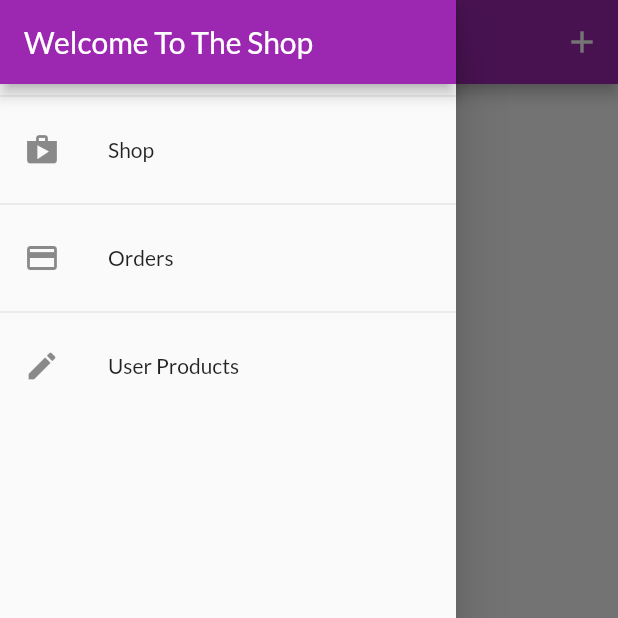
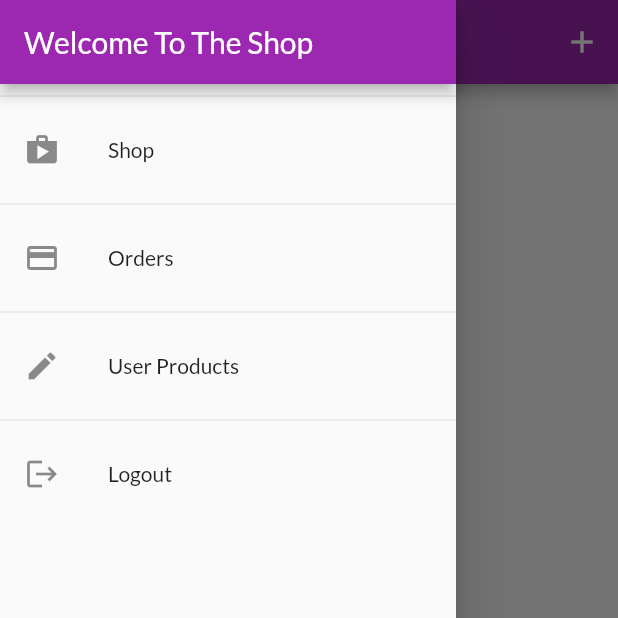
Before and after one commit to Muhammed-AbdelGhany/E-commerce, a Flutter app: the UserProductScreen screen opened by its route, with the side drawer open, on a phone screen of 412 x 824 dp, the top half of it. Run offline on Flutter 3.47's test engine with Material 2 defaults, Android fonts, the phone set to English and light mode, and no system bars; our stand-ins replace shared_preferences; accounts and stored records are empty; network calls fail.

Commit message:
added logout and autologin features

```diff
--- a/lib/providers/orders.dart
+++ b/lib/providers/orders.dart
@@ -20,15 +20,16 @@ class OrderItem {
 class Orders with ChangeNotifier {
   List<OrderItem> _orders = [];
   final token;
+  final userId;
 
-  Orders(this.token, this._orders);
+  Orders(this.token, this.userId, this._orders);
   List<OrderItem> get orders {
     return [..._orders];
   }
 
   Future<void> fetchData() async {
     final baseUrl =
-        'https://flutter-ecommerce-1-2d485-default-rtdb.firebaseio.com/orders.json?auth=$token';
+        'https://flutter-ecommerce-1-2d485-default-rtdb.firebaseio.com/orders/$userId.json?auth=$token';
     try {
       final response = await http.get(baseUrl);
       final loadedData = json.decode(response.body) as Map<String, dynamic>;
@@ -56,7 +57,7 @@ class Orders with ChangeNotifier {
 
   Future<void> addOrder(List<CartItem> cartProducts, double total) async {
     final baseUrl =
-        'https://flutter-ecommerce-1-2d485-default-rtdb.firebaseio.com/orders.json?auth=$token';
+        'https://flutter-ecommerce-1-2d485-default-rtdb.firebaseio.com/orders/$userId.json?auth=$token';
     final currentTime = DateTime.now();
     try {
       final response = await http.post(baseUrl,
--- a/lib/screens/user_products_screen.dart
+++ b/lib/screens/user_products_screen.dart
@@ -9,7 +9,7 @@ class UserProductScreen extends StatelessWidget {
   static const routeName = '/user-products-screen';
   @override
   Widget build(BuildContext context) {
-    final productData = Provider.of<Products>(context);
+    //  final productData = Provider.of<Products>(context);
     return Scaffold(
       appBar: AppBar(
         title: Text('Your Products'),
@@ -22,9 +22,18 @@ class UserProductScreen extends StatelessWidget {
         ],
       ),
       drawer: AppDrawer(),
-      body: RefreshIndicator(
-        onRefresh: () async => await productData.fetchData(),
-        child: Padding(
+      body: FutureBuilder(
+        future: Provider.of<Products>(context, listen: false).fetchData(true),
+        builder: (ctx, snap) => snap.connectionState == ConnectionState.waiting
+            ? Center(
+                child: CircularProgressIndicator(),
+              )
+            : RefreshIndicator(
+                onRefresh: () async =>
+                    await Provider.of<Products>(context, listen: false)
+                        .fetchData(true),
+                child: Consumer<Products>(
+                  builder: (ctx, productData, _) => Padding(
                     padding: const EdgeInsets.all(8.0),
                     child: ListView.builder(
                         itemCount: productData.items.length,
@@ -40,6 +49,8 @@ class UserProductScreen extends StatelessWidget {
                             )),
                   ),
                 ),
+              ),
+      ),
     );
   }
 }
--- a/lib/widgets/app_drawer.dart
+++ b/lib/widgets/app_drawer.dart
@@ -1,6 +1,8 @@
+import 'package:e_commerce/providers/auth.dart';
 import 'package:e_commerce/screens/orders_screen.dart';
 import 'package:e_commerce/screens/user_products_screen.dart';
 import 'package:flutter/material.dart';
+import 'package:provider/provider.dart';
 
 class AppDrawer extends StatelessWidget {
   @override
@@ -37,6 +39,15 @@ class AppDrawer extends StatelessWidget {
                   context, UserProductScreen.routeName);
             },
           ),
+          Divider(),
+          ListTile(
+            leading: Icon(Icons.logout),
+            title: Text('Logout'),
+            onTap: () {
+              Provider.of<Auth>(context, listen: false).logOut();
+              Navigator.pop(context);
+            },
+          ),
         ],
       ),
     );
--- a/pubspec.yaml
+++ b/pubspec.yaml
@@ -26,6 +26,7 @@ dependencies:
   provider: ^4.3.3
   intl: ^0.16.1
   http: ^0.12.2
+  shared_preferences: ^0.5.12+4
 
 
 
```
Also changed, not shown: lib/main.dart (+11 -3 lines), lib/providers/auth.dart (+46 -1 lines), lib/providers/products.dart (+7 -3 lines), lib/screens/splash_screen.dart (added, +12 -0 lines), pubspec.lock. Lines whose indentation alone changed are shown as unchanged.
